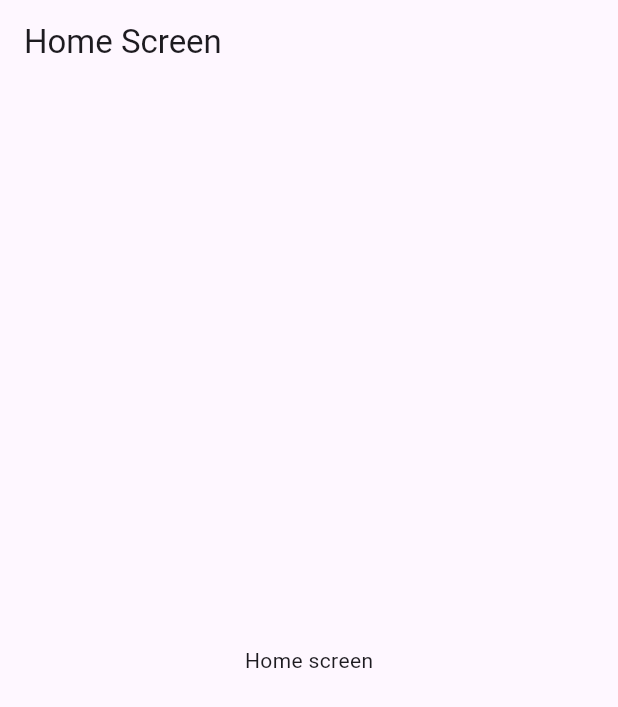
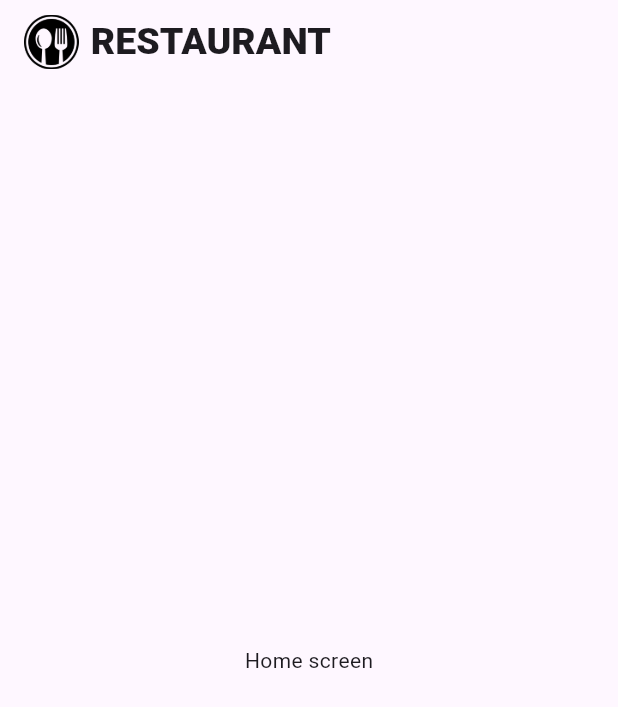
Before and after one commit to ThantzinTun007/small-res-flutter, a Flutter app: the screen it shows after launch, on a phone screen of 412 x 824 dp. Shown: the top 707 px of the screen. Run offline on Flutter 3.47's test engine with Material 3 defaults, Android fonts, the phone set to English and light mode, and no system bars; missing offline and left inert: dart:ffi.

Commit message:
edit menuitems

```diff
--- a/lib/models/menuItem.model.dart
+++ b/lib/models/menuItem.model.dart
@@ -21,7 +21,9 @@ class MenuItem {
       menuItemId: json['menu_item_id'],
       name: json['name'],
       description: json['description'],
-      price: json['price'].toDouble(), // Ensure price is converted to double
+      price: json['price'] is double
+          ? json['price']
+          : double.parse(json['price'].toString()), // Convert price to double
       category: json['category'],
       imageUrl: json['image_url'],
     );
--- a/lib/screens/home_screen.dart
+++ b/lib/screens/home_screen.dart
@@ -14,7 +14,21 @@ class _HomeScreenState extends State<HomeScreen> {
   Widget build(BuildContext context) {
     return Scaffold(
       appBar: AppBar(
-        title: const Text('Home Screen'),
+        title: Row(
+          children: [
+            Image.asset(
+              'assets/icon.png',
+              scale: 14,
+            ),
+            const SizedBox(
+              width: 8,
+            ),
+            const Text(
+              'RESTAURANT',
+              style: TextStyle(fontWeight: FontWeight.w900, fontSize: 25),
+            )
+          ],
+        ),
       ),
       body: const Center(
         child: Text('Home screen'),
```
Also changed, not shown: pubspec.yaml (+4 -5 lines), assets/icon.png (renamed from lib/assets/images/icon.png).
